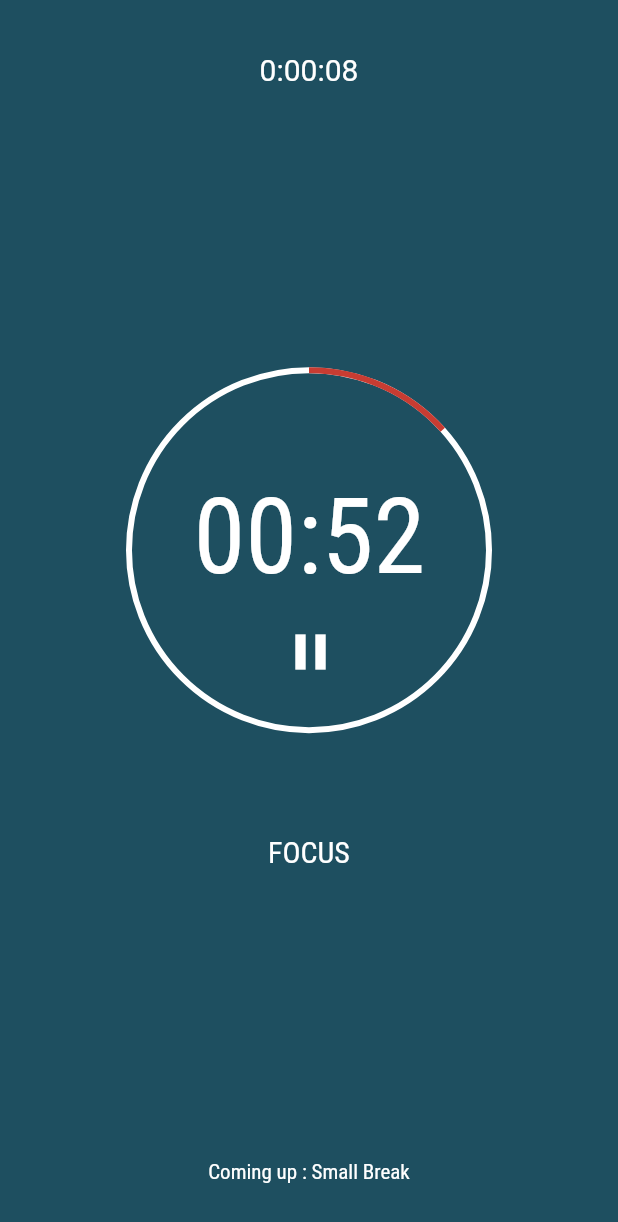
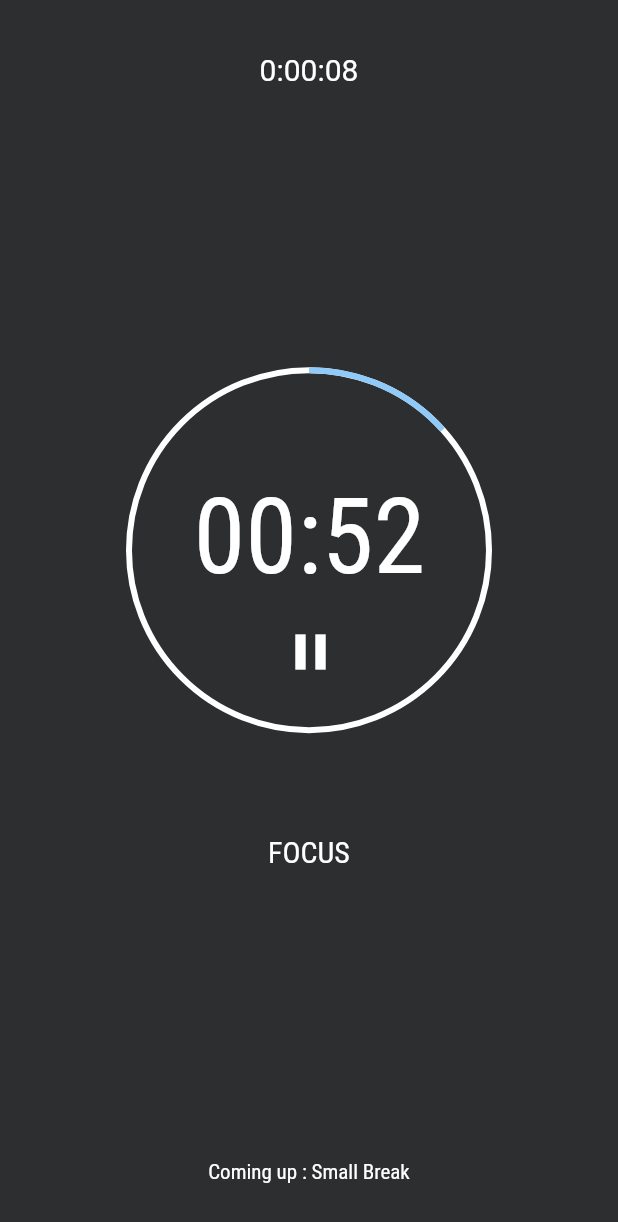
Before and after one commit to richardbonneau/pomodoro_flutter, a Flutter app: the screen it shows after launch, on a phone screen of 412 x 824 dp. Shown: the top 1222 px of the screen. Run offline on Flutter 3.47's test engine with Material 2 defaults, Android fonts, the phone set to English and light mode, and no system bars; our stand-ins replace audioplayers, flutter_local_notifications.

Commit message:
Final color palette chosen

```diff
--- a/lib/utils/AppColors.dart
+++ b/lib/utils/AppColors.dart
@@ -1,7 +1,7 @@
 import 'package:flutter/material.dart';
 
-Color mainBackgroundColor = Color(0xFF1E4F60);
-Color statusBarColor = Color(0xfd1d4dd);
+Color mainBackgroundColor = Color(0xFF2C2E30);
+Color statusBarColor = Color(0xff202223);
 Color circleProgressBackgroundColor = Colors.white;
-Color circleProgressBarColor = Color(0xFFC83C32);
+Color circleProgressBarColor = Color(0xFF90CAF9);
 Color textColor = Colors.white;
```
